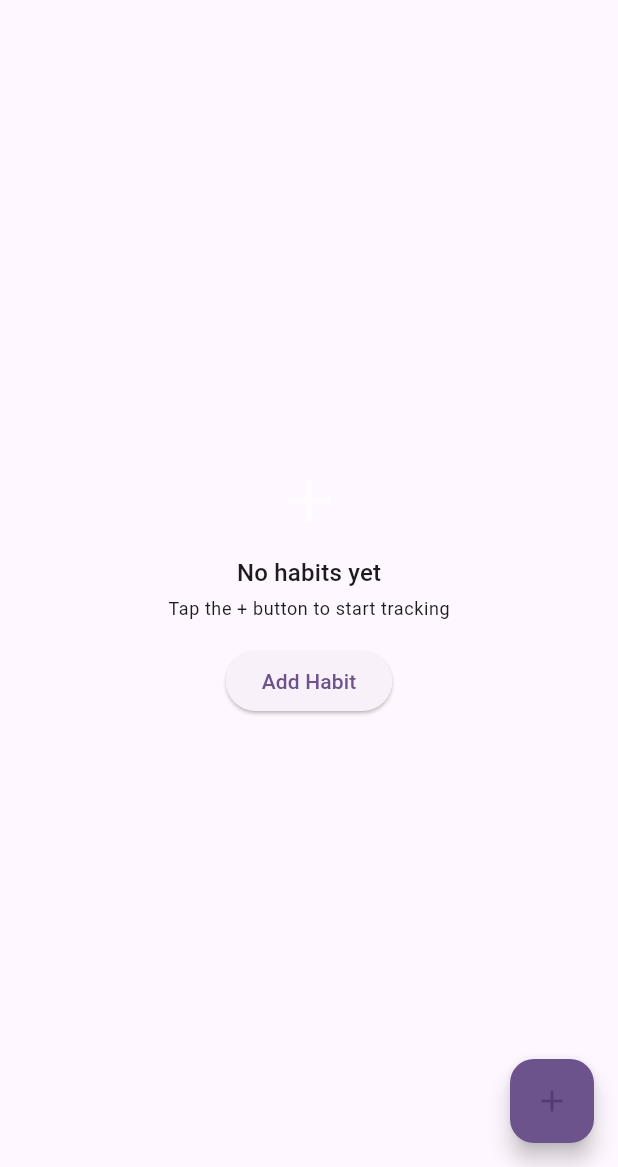
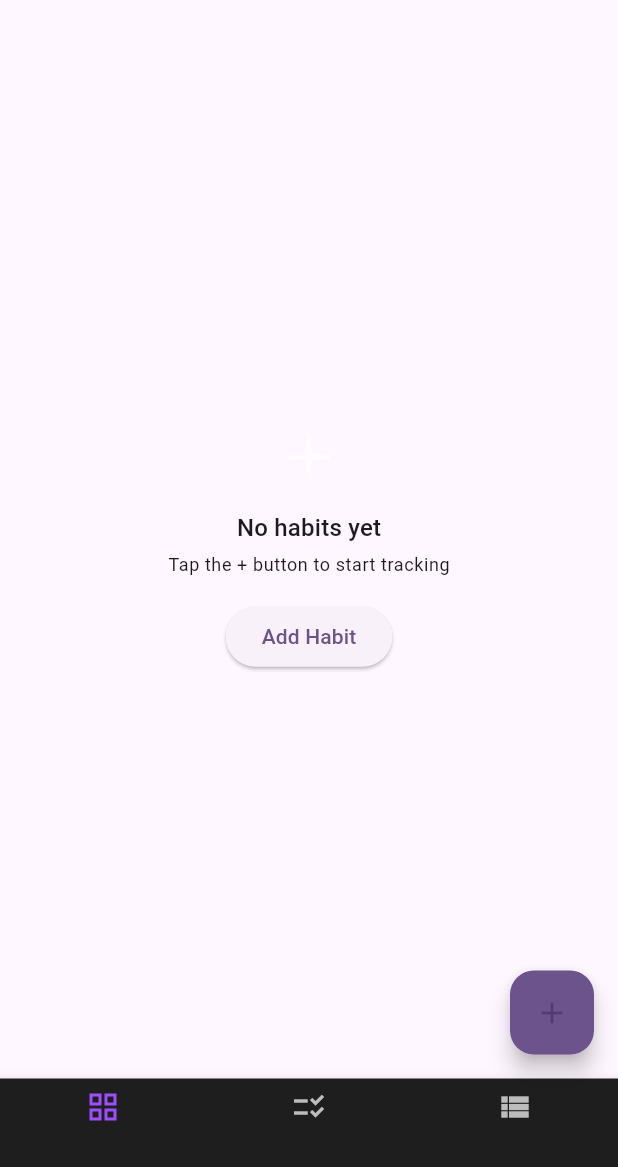
Before and after one commit to Jake1902/Habit_Hero_Clone, a Flutter app: the HomeScreen screen opened by its route, on a phone screen of 412 x 824 dp, the part 69-1236 px from its top. Run offline on Flutter 3.47's test engine with Material 3 defaults, Android fonts, the phone set to English and light mode, and no system bars; our stand-ins replace flutter_riverpod, go_router, google_fonts, shared_preferences, smooth_page_indicator; accounts and stored records are empty.

Commit message:
Update heatmap and habit card layout

```diff
--- /dev/null
+++ b/lib/features/dashboard/bottom_navbar.dart
@@ -0,0 +1,24 @@
+import 'package:flutter/material.dart';
+
+const kCard = Color(0xFF1E1E1E);
+const kAccent = Color(0xFF9E4DFF);
+
+class HomeBottomNav extends StatelessWidget {
+  final int index;
+  final ValueChanged<int> onTap;
+  const HomeBottomNav({super.key, required this.index, required this.onTap});
+
+  @override
+  Widget build(BuildContext context) => BottomNavigationBar(
+        currentIndex: index,
+        onTap: onTap,
+        backgroundColor: kCard,
+        selectedItemColor: kAccent,
+        unselectedItemColor: Colors.white70,
+        items: const [
+          BottomNavigationBarItem(icon: Icon(Icons.grid_view), label: ''),
+          BottomNavigationBarItem(icon: Icon(Icons.checklist_rtl), label: ''),
+          BottomNavigationBarItem(icon: Icon(Icons.view_list), label: ''),
+        ],
+      );
+}
--- a/lib/features/dashboard/home_screen.dart
+++ b/lib/features/dashboard/home_screen.dart
@@ -7,6 +7,7 @@ import '../../core/data/preferences_service.dart';
 import '../../core/data/providers.dart';
 import '../../core/streak/streak_service.dart';
 import 'heatmap_widget.dart';
+import 'bottom_navbar.dart';
 
 part 'habit_heatmap_card.dart';
 
@@ -68,11 +69,17 @@ class HomeScreen extends ConsumerWidget {
             return asyncHabits.when(
               data: (habits) {
                 if (habits.isEmpty) return const _EmptyState();
-                return ListView.separated(
-                  padding: const EdgeInsets.all(16),
-                  itemCount: habits.length,
-                  separatorBuilder: (_, __) => const SizedBox(height: 12),
-                  itemBuilder: (_, i) => HabitHeatmapCard(habit: habits[i]),
+                return SingleChildScrollView(
+                  padding: const EdgeInsets.fromLTRB(16, 16, 16, 80),
+                  child: Column(
+                    children: [
+                      for (int i = 0; i < habits.length; i++) ...[
+                        HabitHeatmapCard(habit: habits[i]),
+                        if (i != habits.length - 1)
+                          const SizedBox(height: 12),
+                      ],
+                    ],
+                  ),
                 );
               },
               loading: () => const Center(child: CircularProgressIndicator()),
@@ -85,6 +92,12 @@ class HomeScreen extends ConsumerWidget {
         onPressed: () => context.push('/add'),
         backgroundColor: accent,
         child: const Icon(Icons.add),
+      ),
+      bottomNavigationBar: HomeBottomNav(
+        index: 0,
+        onTap: (i) {
+          // TODO switch modes
+        },
       ),
     );
   }
```
Also changed, not shown: lib/features/dashboard/habit_heatmap_card.dart (+52 -21 lines), lib/features/dashboard/heatmap_widget.dart (+75 -42 lines).
